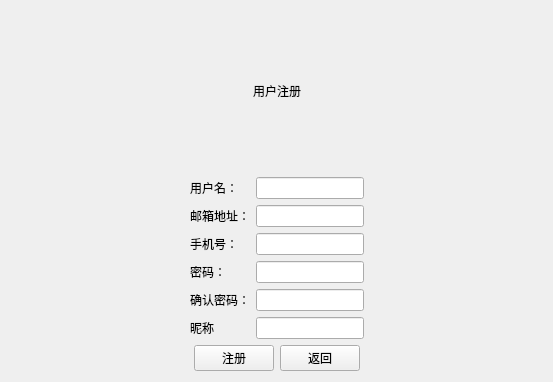
First picture: the form in SnailIOTMonitoring/userManager/registerpage.ui, repository leirujie/SnailIOTMonitoring, before the edit.
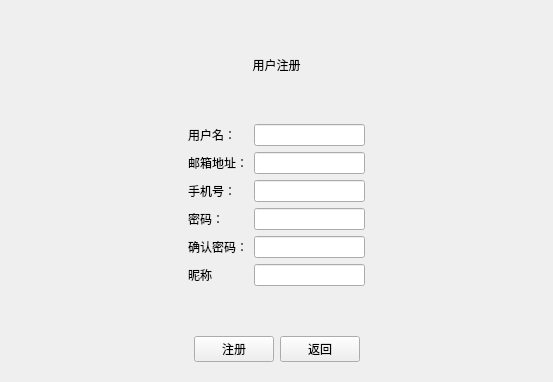
Second picture: the form after the edit.

Diff of the .ui file:
```diff
--- a/SnailIOTMonitoring/userManager/registerpage.ui
+++ b/SnailIOTMonitoring/userManager/registerpage.ui
@@ -15,9 +15,11 @@
   </property>
   <layout class="QGridLayout" name="gridLayout_4">
    <item row="0" column="0">
-    <layout class="QGridLayout" name="gridLayout_3">
-     <item row="0" column="2">
-      <spacer name="horizontalSpacer_4">
+    <layout class="QGridLayout" name="gridLayout_3" rowstretch="10,5" rowminimumheight="1,4">
+     <item row="0" column="0">
+      <layout class="QHBoxLayout" name="horizontalLayout_2">
+       <item>
+        <spacer name="horizontalSpacer_3">
        <property name="orientation">
         <enum>Qt::Horizontal</enum>
        </property>
@@ -29,7 +31,7 @@
        </property>
       </spacer>
      </item>
-     <item row="0" column="1">
+       <item>
       <layout class="QGridLayout" name="gridLayout_2">
        <item row="0" column="0">
         <widget class="QLabel" name="label_4">
@@ -115,8 +117,8 @@
        </item>
       </layout>
      </item>
-     <item row="0" column="0">
-      <spacer name="horizontalSpacer_3">
+       <item>
+        <spacer name="horizontalSpacer_4">
        <property name="orientation">
         <enum>Qt::Horizontal</enum>
        </property>
@@ -128,8 +130,16 @@
        </property>
       </spacer>
      </item>
-     <item row="1" column="0" colspan="3">
+      </layout>
+     </item>
+     <item row="1" column="0">
       <layout class="QHBoxLayout" name="horizontalLayout">
+       <property name="topMargin">
+        <number>44</number>
+       </property>
+       <property name="bottomMargin">
+        <number>9</number>
+       </property>
        <item>
         <spacer name="horizontalSpacer">
          <property name="orientation">
```
Lines whose indentation alone changed are shown as unchanged.
